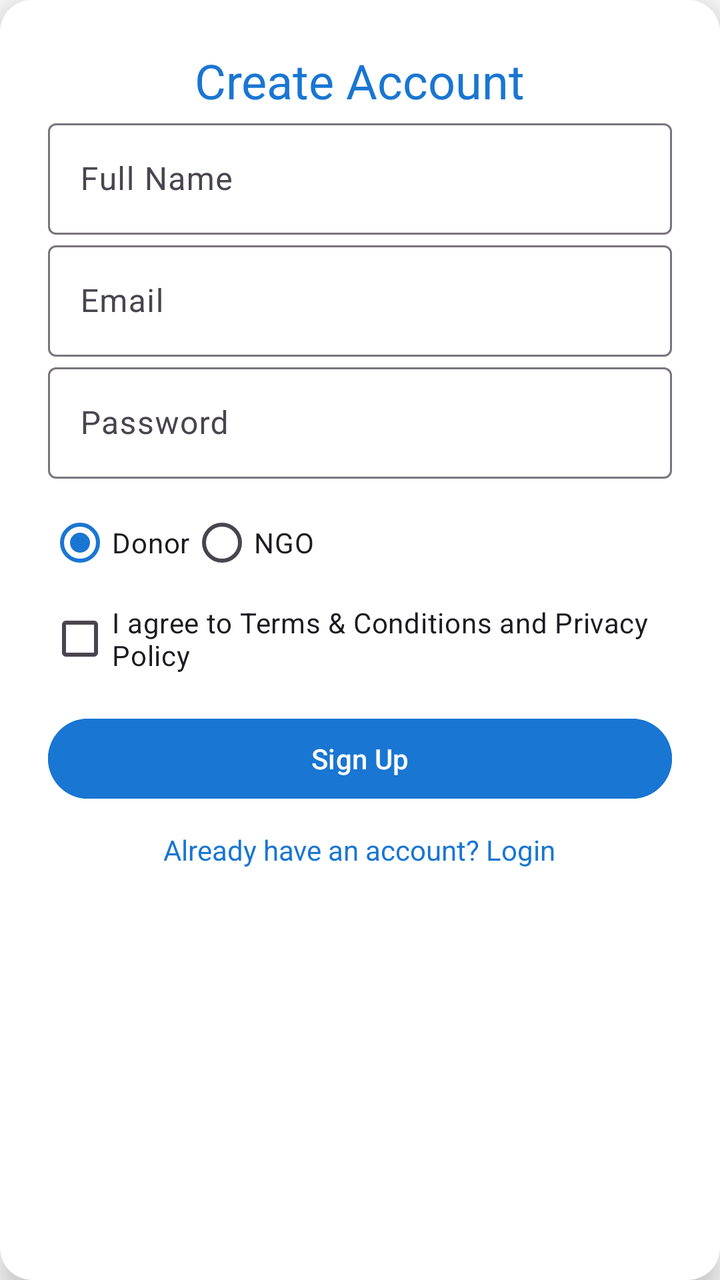
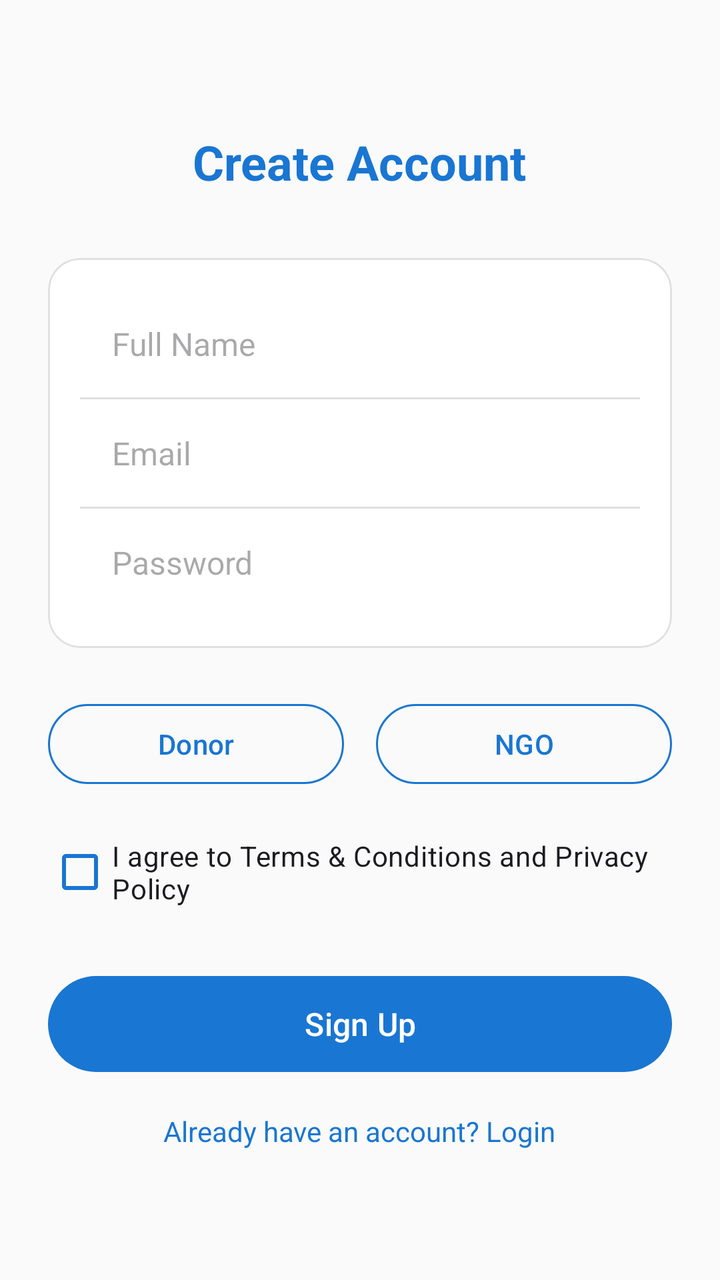

Compare the two renders of this Android layout. The source of the first and the diff that turns it into the second are given below.
<!-- AndroidManifest.xml: application theme Theme.GiveEase -->
<!-- res/layout/fragment_signup.xml -->
<?xml version="1.0" encoding="utf-8"?>
<androidx.cardview.widget.CardView
    xmlns:android="http://schemas.android.com/apk/res/android"
    xmlns:app="http://schemas.android.com/apk/res-auto"
    android:layout_width="match_parent"
    android:layout_height="wrap_content"
    android:layout_margin="24dp"
    app:cardCornerRadius="16dp"
    app:cardElevation="8dp">

    <LinearLayout
        android:layout_width="match_parent"
        android:layout_height="wrap_content"
        android:padding="24dp"
        android:orientation="vertical"
        android:background="@color/white">

        <TextView
            android:layout_width="wrap_content"
            android:layout_height="wrap_content"
            android:text="Create Account"
            android:textAppearance="?attr/textAppearanceHeadlineSmall"
            android:textColor="@color/primary_blue"
            android:layout_gravity="center"/>

        <com.google.android.material.textfield.TextInputLayout
            android:hint="Full Name"
            style="@style/Widget.Material3.TextInputLayout.OutlinedBox"
            android:layout_width="match_parent"
            android:layout_height="wrap_content">

            <com.google.android.material.textfield.TextInputEditText
                android:id="@+id/etName"
                android:layout_width="match_parent"
                android:layout_height="wrap_content"/>
        </com.google.android.material.textfield.TextInputLayout>

        <com.google.android.material.textfield.TextInputLayout
            android:hint="Email"
            style="@style/Widget.Material3.TextInputLayout.OutlinedBox"
            android:layout_width="match_parent"
            android:layout_height="wrap_content">

            <com.google.android.material.textfield.TextInputEditText
                android:id="@+id/etEmail"
                android:inputType="textEmailAddress"
                android:layout_width="match_parent"
                android:layout_height="wrap_content"/>
        </com.google.android.material.textfield.TextInputLayout>

        <com.google.android.material.textfield.TextInputLayout
            android:hint="Password"
            style="@style/Widget.Material3.TextInputLayout.OutlinedBox"
            android:layout_width="match_parent"
            android:layout_height="wrap_content">

            <com.google.android.material.textfield.TextInputEditText
                android:id="@+id/etPassword"
                android:inputType="textPassword"
                android:layout_width="match_parent"
                android:layout_height="wrap_content"/>
        </com.google.android.material.textfield.TextInputLayout>

        <RadioGroup
            android:id="@+id/rgRole"
            android:layout_width="match_parent"
            android:layout_height="wrap_content"
            android:orientation="horizontal"
            android:layout_marginTop="8dp">

            <RadioButton
                android:id="@+id/rbDonor"
                android:layout_width="wrap_content"
                android:layout_height="wrap_content"
                android:text="Donor"
                android:checked="true" />

            <RadioButton
                android:id="@+id/rbNgo"
                android:layout_width="wrap_content"
                android:layout_height="wrap_content"
                android:text="NGO" />
        </RadioGroup>


        <CheckBox
            android:id="@+id/cbAgree"
            android:layout_width="match_parent"
            android:layout_height="wrap_content"
            android:text="I agree to Terms &amp; Conditions and Privacy Policy"/>

        <com.google.android.material.button.MaterialButton
            android:id="@+id/btnSignup"
            android:layout_width="match_parent"
            android:layout_height="wrap_content"
            android:text="Sign Up"
            style="@style/Widget.Material3.Button"
            android:backgroundTint="@color/primary_blue"
            android:textColor="@color/white"
            android:layout_marginTop="12dp"/>

        <TextView
            android:id="@+id/tvLoginLink"
            android:layout_width="wrap_content"
            android:layout_height="wrap_content"
            android:text="Already have an account? Login"
            android:textColor="@color/primary_blue"
            android:layout_gravity="center"
            android:layout_marginTop="12dp"/>
    </LinearLayout>
</androidx.cardview.widget.CardView>
<!-- resources referenced by this layout -->
<resources>
  <color name="primary_blue">#1976D2</color>
  <color name="white">#FFFFFFFF</color>
  <style name="Theme.GiveEase" parent="Theme.Material3.Light.NoActionBar">
          
          <item name="colorPrimary">@color/primary_blue</item>
          <item name="colorOnPrimary">@color/white</item>
          <item name="colorSecondary">@color/teal_200</item>
          <item name="colorOnSecondary">@color/black</item>
  
          
          <item name="android:windowBackground">@color/background</item>
          <item name="colorSurface">@color/surface</item>
          <item name="colorOnSurface">@color/onSurface</item>
          <item name="colorOnBackground">@color/onBackground</item>
  
          
          <item name="android:statusBarColor" tools:targetApi="l">?attr/colorPrimary</item>
  
      </style>
  <color name="teal_200">#FF03DAC5</color>
  <color name="black">#FF000000</color>
  <color name="background">#FAFAFA</color>
  <color name="surface">#FFFFFF</color>
  <color name="onSurface">#212121</color>
  <color name="onBackground">#212121</color>
</resources>

<!-- the commit's change to res/layout/fragment_signup.xml (unified diff, before → after) -->
@@ -1,111 +1,138 @@
 <?xml version="1.0" encoding="utf-8"?>
-<androidx.cardview.widget.CardView
+<LinearLayout
     xmlns:android="http://schemas.android.com/apk/res/android"
     xmlns:app="http://schemas.android.com/apk/res-auto"
     android:layout_width="match_parent"
-    android:layout_height="wrap_content"
-    android:layout_margin="24dp"
-    app:cardCornerRadius="16dp"
-    app:cardElevation="8dp">
+    android:layout_height="match_parent"
+    android:orientation="vertical"
+    android:gravity="center"
+    android:padding="24dp"
+    android:background="@color/background">
 
+    <TextView
+        android:layout_width="wrap_content"
+        android:layout_height="wrap_content"
+        android:text="Create Account"
+        android:textSize="24sp"
+        android:textStyle="bold"
+        android:textColor="@color/primary_blue"
+        android:layout_marginBottom="32dp"/>
+
+    <com.google.android.material.card.MaterialCardView
+        android:layout_width="match_parent"
+        android:layout_height="wrap_content"
+        app:cardCornerRadius="16dp"
+        app:cardElevation="0dp"
+        app:strokeWidth="1dp"
+        app:strokeColor="#E0E0E0">
+
+        <LinearLayout
+            android:layout_width="match_parent"
+            android:layout_height="wrap_content"
+            android:orientation="vertical"
+            android:padding="16dp">
+
+            
+            <EditText
+                android:id="@+id/etName"
+                android:layout_width="match_parent"
+                android:layout_height="wrap_content"
+                android:hint="Full Name"
+                android:inputType="textPersonName"
+                android:padding="16dp"
+                android:background="@null"
+                android:textSize="16sp"/>
+
+            <View
+                android:layout_width="match_parent"
+                android:layout_height="1dp"
+                android:background="#E0E0E0"/>
+
+            
+            <EditText
+                android:id="@+id/etEmail"
+                android:layout_width="match_parent"
+                android:layout_height="wrap_content"
+                android:hint="Email"
+                android:inputType="textEmailAddress"
+                android:padding="16dp"
+                android:background="@null"
+                android:textSize="16sp"/>
+
+            <View
+                android:layout_width="match_parent"
+                android:layout_height="1dp"
+                android:background="#E0E0E0"/>
+
+            
+            <EditText
+                android:id="@+id/etPassword"
+                android:layout_width="match_parent"
+                android:layout_height="wrap_content"
+                android:hint="Password"
+                android:inputType="textPassword"
+                android:padding="16dp"
+                android:background="@null"
+                android:textSize="16sp"/>
+        </LinearLayout>
+    </com.google.android.material.card.MaterialCardView>
+
+    
     <LinearLayout
         android:layout_width="match_parent"
         android:layout_height="wrap_content"
-        android:padding="24dp"
-        android:orientation="vertical"
-        android:background="@color/white">
-
-        <TextView
-            android:layout_width="wrap_content"
-            android:layout_height="wrap_content"
-            android:text="Create Account"
-            android:textAppearance="?attr/textAppearanceHeadlineSmall"
-            android:textColor="@color/primary_blue"
-            android:layout_gravity="center"/>
-
-        <com.google.android.material.textfield.TextInputLayout
-            android:hint="Full Name"
-            style="@style/Widget.Material3.TextInputLayout.OutlinedBox"
-            android:layout_width="match_parent"
-            android:layout_height="wrap_content">
-
-            <com.google.android.material.textfield.TextInputEditText
-                android:id="@+id/etName"
-                android:layout_width="match_parent"
-                android:layout_height="wrap_content"/>
-        </com.google.android.material.textfield.TextInputLayout>
-
-        <com.google.android.material.textfield.TextInputLayout
-            android:hint="Email"
-            style="@style/Widget.Material3.TextInputLayout.OutlinedBox"
-            android:layout_width="match_parent"
-            android:layout_height="wrap_content">
-
-            <com.google.android.material.textfield.TextInputEditText
-                android:id="@+id/etEmail"
-                android:inputType="textEmailAddress"
-                android:layout_width="match_parent"
-                android:layout_height="wrap_content"/>
-        </com.google.android.material.textfield.TextInputLayout>
-
-        <com.google.android.material.textfield.TextInputLayout
-            android:hint="Password"
-            style="@style/Widget.Material3.TextInputLayout.OutlinedBox"
-            android:layout_width="match_parent"
-            android:layout_height="wrap_content">
-
-            <com.google.android.material.textfield.TextInputEditText
-                android:id="@+id/etPassword"
-                android:inputType="textPassword"
-                android:layout_width="match_parent"
-                android:layout_height="wrap_content"/>
-        </com.google.android.material.textfield.TextInputLayout>
-
-        <RadioGroup
-            android:id="@+id/rgRole"
-            android:layout_width="match_parent"
-            android:layout_height="wrap_content"
-            android:orientation="horizontal"
-            android:layout_marginTop="8dp">
-
-            <RadioButton
-                android:id="@+id/rbDonor"
-                android:layout_width="wrap_content"
-                android:layout_height="wrap_content"
-                android:text="Donor"
-                android:checked="true" />
-
-            <RadioButton
-                android:id="@+id/rbNgo"
-                android:layout_width="wrap_content"
-                android:layout_height="wrap_content"
-                android:text="NGO" />
-        </RadioGroup>
-
-
-        <CheckBox
-            android:id="@+id/cbAgree"
-            android:layout_width="match_parent"
-            android:layout_height="wrap_content"
-            android:text="I agree to Terms &amp; Conditions and Privacy Policy"/>
+        android:orientation="horizontal"
+        android:gravity="center"
+        android:layout_marginTop="24dp">
 
         <com.google.android.material.button.MaterialButton
-            android:id="@+id/btnSignup"
-            android:layout_width="match_parent"
+            android:id="@+id/btnDonor"
+            android:layout_width="0dp"
             android:layout_height="wrap_content"
-            android:text="Sign Up"
-            style="@style/Widget.Material3.Button"
-            android:backgroundTint="@color/primary_blue"
-            android:textColor="@color/white"
-            android:layout_marginTop="12dp"/>
+            android:layout_weight="1"
+            android:text="Donor"
+            android:layout_marginEnd="8dp"
+            style="@style/Widget.Material3.Button.OutlinedButton"
+            app:strokeColor="@color/primary_blue"/>
 
-        <TextView
-            android:id="@+id/tvLoginLink"
-            android:layout_width="wrap_content"
+        <com.google.android.material.button.MaterialButton
+            android:id="@+id/btnNGO"
+            android:layout_width="0dp"
             android:layout_height="wrap_content"
-            android:text="Already have an account? Login"
-            android:textColor="@color/primary_blue"
-            android:layout_gravity="center"
-            android:layout_marginTop="12dp"/>
+            android:layout_weight="1"
+            android:text="NGO"
+            android:layout_marginStart="8dp"
+            style="@style/Widget.Material3.Button.OutlinedButton"
+            app:strokeColor="@color/primary_blue"/>
     </LinearLayout>
-</androidx.cardview.widget.CardView>
+
+    
+    <CheckBox
+        android:id="@+id/cbAgree"
+        android:layout_width="match_parent"
+        android:layout_height="wrap_content"
+        android:text="I agree to Terms &amp; Conditions and Privacy Policy"
+        android:textSize="14sp"
+        android:layout_marginTop="16dp"
+        android:buttonTint="@color/primary_blue"/>
+
+    
+    <com.google.android.material.button.MaterialButton
+        android:id="@+id/btnSignup"
+        android:layout_width="match_parent"
+        android:layout_height="56dp"
+        android:text="Sign Up"
+        android:textSize="16sp"
+        app:cornerRadius="28dp"
+        android:layout_marginTop="24dp"/>
+
+    
+    <TextView
+        android:id="@+id/tvLoginLink"
+        android:layout_width="wrap_content"
+        android:layout_height="wrap_content"
+        android:text="Already have an account? Login"
+        android:textColor="@color/primary_blue"
+        android:layout_marginTop="16dp"/>
+
+</LinearLayout>
